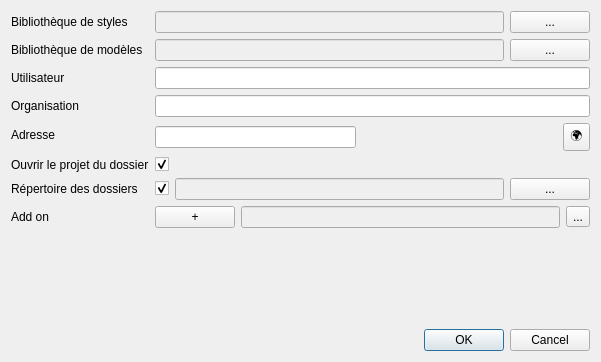
The window that qsequoia2/scripts/global_settings/global_settings.ui (SequoiApp/Qsequoia2) describes before a commit, drawn with Qt 5.
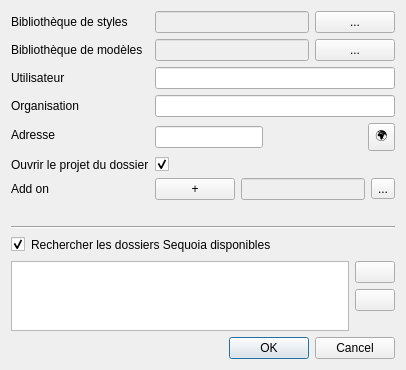
The same window after the commit.

Diff of the .ui file:
```diff
--- a/qsequoia2/scripts/global_settings/global_settings.ui
+++ b/qsequoia2/scripts/global_settings/global_settings.ui
@@ -6,8 +6,8 @@
    <rect>
     <x>0</x>
     <y>0</y>
-    <width>601</width>
-    <height>362</height>
+    <width>406</width>
+    <height>363</height>
    </rect>
   </property>
   <property name="windowTitle">
@@ -154,61 +154,13 @@
       </widget>
      </item>
      <item row="6" column="0">
-      <widget class="QLabel" name="label_5">
-       <property name="text">
-        <string>Répertoire des dossiers</string>
-       </property>
-      </widget>
-     </item>
-     <item row="6" column="1">
-      <layout class="QHBoxLayout" name="_2">
-       <item>
-        <widget class="QCheckBox" name="cb_suggest_enabled">
-         <property name="toolTip">
-          <string>Proposer des dossiers de projets en fonction du nom</string>
-         </property>
-         <property name="text">
-          <string/>
-         </property>
-         <property name="checked">
-          <bool>true</bool>
-         </property>
-        </widget>
-       </item>
-       <item>
-        <widget class="QLineEdit" name="project_root">
-         <property name="enabled">
-          <bool>false</bool>
-         </property>
-        </widget>
-       </item>
-       <item>
-        <widget class="QPushButton" name="btn_project_root">
-         <property name="toolTip">
-          <string>Choisir un répertoire de travail</string>
-         </property>
-         <property name="text">
-          <string>...</string>
-         </property>
-        </widget>
-       </item>
-      </layout>
-     </item>
-     <item row="7" column="0">
       <widget class="QLabel" name="label_6">
        <property name="text">
         <string>Add on </string>
        </property>
       </widget>
      </item>
-     <item row="8" column="0">
-      <widget class="QLabel" name="label_3">
-       <property name="text">
-        <string/>
-       </property>
-      </widget>
-     </item>
-     <item row="7" column="1">
+     <item row="6" column="1">
       <layout class="QHBoxLayout" name="horizontalLayout">
        <item>
         <widget class="QPushButton" name="addon">
@@ -233,6 +185,101 @@
           <string>...</string>
          </property>
         </widget>
+       </item>
+      </layout>
+     </item>
+     <item row="7" column="0">
+      <widget class="QLabel" name="label_3">
+       <property name="text">
+        <string/>
+       </property>
+      </widget>
+     </item>
+    </layout>
+   </item>
+   <item>
+    <widget class="Line" name="line">
+     <property name="orientation">
+      <enum>Qt::Horizontal</enum>
+     </property>
+    </widget>
+   </item>
+   <item>
+    <layout class="QHBoxLayout" name="horizontalLayout_2">
+     <item>
+      <widget class="QCheckBox" name="cb_suggest_enabled">
+       <property name="toolTip">
+        <string>Proposer des dossiers de projets en fonction du nom</string>
+       </property>
+       <property name="text">
+        <string/>
+       </property>
+       <property name="checked">
+        <bool>true</bool>
+       </property>
+      </widget>
+     </item>
+     <item>
+      <widget class="QLabel" name="label_5">
+       <property name="text">
+        <string>Rechercher les dossiers Sequoia disponibles</string>
+       </property>
+      </widget>
+     </item>
+     <item>
+      <spacer name="horizontalSpacer_2">
+       <property name="orientation">
+        <enum>Qt::Horizontal</enum>
+       </property>
+       <property name="sizeHint" stdset="0">
+        <size>
+         <width>40</width>
+         <height>20</height>
+        </size>
+       </property>
+      </spacer>
+     </item>
+    </layout>
+   </item>
+   <item>
+    <layout class="QHBoxLayout" name="horizontalLayout_3">
+     <item>
+      <widget class="QListWidget" name="list_seq_suggestions"/>
+     </item>
+     <item>
+      <layout class="QVBoxLayout" name="verticalLayout">
+       <item>
+        <widget class="QPushButton" name="btn_add_project_suggestion">
+         <property name="toolTip">
+          <string>&lt;html&gt;&lt;head/&gt;&lt;body&gt;&lt;p&gt;Ajouter un dossier&lt;/p&gt;&lt;/body&gt;&lt;/html&gt;</string>
+         </property>
+         <property name="text">
+          <string/>
+         </property>
+        </widget>
+       </item>
+       <item>
+        <widget class="QPushButton" name="btn_rm_project_suggestion">
+         <property name="toolTip">
+          <string>&lt;html&gt;&lt;head/&gt;&lt;body&gt;&lt;p&gt;Supprimer les dossiers sélectionnés&lt;/p&gt;&lt;/body&gt;&lt;/html&gt;</string>
+         </property>
+         <property name="text">
+          <string/>
+         </property>
+        </widget>
+       </item>
+       <item>
+        <spacer name="verticalSpacer">
+         <property name="orientation">
+          <enum>Qt::Vertical</enum>
+         </property>
+         <property name="sizeHint" stdset="0">
+          <size>
+           <width>20</width>
+           <height>40</height>
+          </size>
+         </property>
+        </spacer>
        </item>
       </layout>
      </item>
```
Left out of the diff: 2 changed lines with no effect on the pictures.
